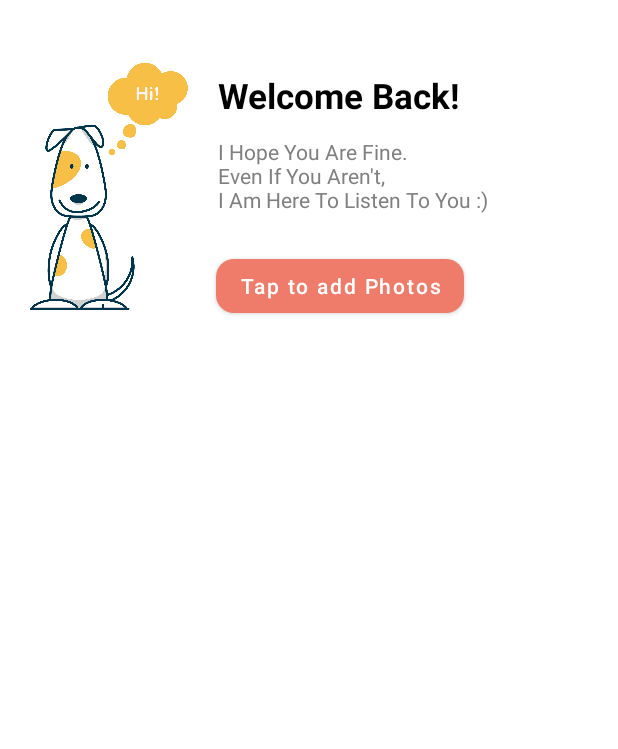
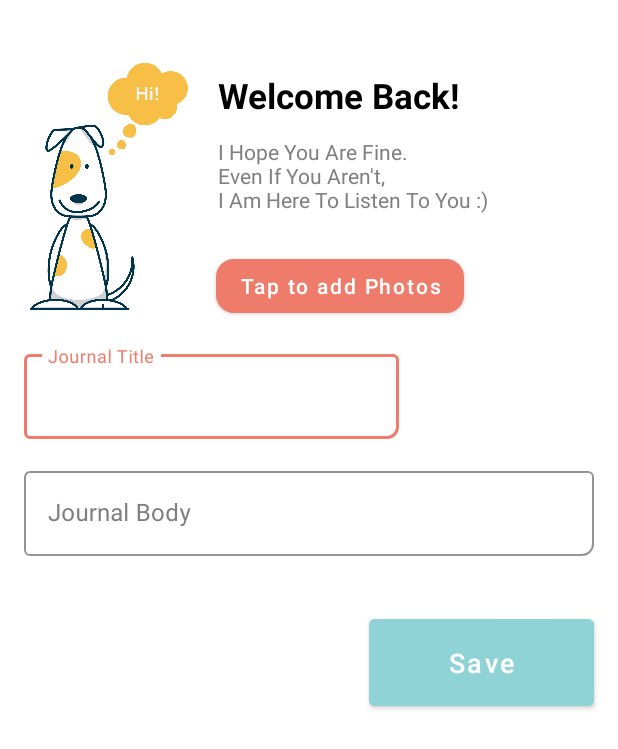
Before and after one commit to PrashannaR/myDailyJournal-, an Android app: the AddJournal screen opened directly, with no data from a screen before it, on a phone screen of 412 x 824 dp. Shown: the top 749 px of the screen. Run offline under Robolectric (Android 15) with nearby library versions, the light colour scheme and no system bars.

Commit message:
Saves Entry

```diff
--- a/app/src/main/java/com/example/mydailyjournal/AddJournal.java
+++ b/app/src/main/java/com/example/mydailyjournal/AddJournal.java
@@ -3,12 +3,29 @@ package com.example.mydailyjournal;
 import androidx.appcompat.app.AppCompatActivity;
 import androidx.appcompat.app.AppCompatDelegate;
 
+import android.content.Intent;
 import android.database.Cursor;
 import android.os.Bundle;
+import android.util.Log;
+import android.view.View;
+import android.widget.Button;
+import android.widget.CalendarView;
 import android.widget.TextView;
+import android.widget.Toast;
+
+import com.example.mydailyjournal.database.DBJournal;
+import com.example.mydailyjournal.model.Model;
+import com.google.android.material.textfield.TextInputLayout;
+
+import java.util.Calendar;
 
 
 public class AddJournal extends AppCompatActivity {
+
+    TextInputLayout titleInputLayout, bodyInputLayout;
+    Button btnSave;
+    Calendar calendar;
+    String date, time;
 
     @Override
     protected void onCreate(Bundle savedInstanceState) {
@@ -16,6 +33,45 @@ public class AddJournal extends AppCompatActivity {
         super.onCreate(savedInstanceState);
         setContentView(R.layout.activity_home_screen);
 
+        titleInputLayout = findViewById(R.id.titleInputLayout);
+        bodyInputLayout = findViewById(R.id.bodyInputLayout);
+
+        btnSave = findViewById(R.id.btnSave);
+
+        //get date and time
+        calendar = Calendar.getInstance();
+        date = calendar.get(Calendar.YEAR) + "/" + (calendar.get(Calendar.MONTH)+1) + "/" + calendar.get(Calendar.DAY_OF_MONTH);
+
+        time = pad(calendar.get(Calendar.HOUR)) + ":" + pad(calendar.get(Calendar.MINUTE));
+
+        btnSave.setOnClickListener(new View.OnClickListener() {
+            @Override
+            public void onClick(View view) {
+                String title = titleInputLayout.getEditText().getText().toString();
+                String body = bodyInputLayout.getEditText().getText().toString();
+
+                Model model = new Model(title, body, date, time);
+                DBJournal dbJournal = new DBJournal(AddJournal.this);
+                dbJournal.addJournal(model);
+                Toast.makeText(AddJournal.this, "Journal Successfully Saved", Toast.LENGTH_SHORT).show();
+
+                Intent intent = new Intent(AddJournal.this, MainActivity.class);
+                startActivity(intent);
+                finish();
+
+
+            }
+        });
+
+
 
     }
+
+    private String pad(int i) {
+        if (i < 10){
+            return "0"+i;
+        }else {
+            return String.valueOf(i);
+        }
+    }
 }
--- a/app/src/main/java/com/example/mydailyjournal/SeeJournal.java
+++ b/app/src/main/java/com/example/mydailyjournal/SeeJournal.java
@@ -1,14 +1,18 @@
 package com.example.mydailyjournal;
 
 import androidx.appcompat.app.AppCompatActivity;
+import androidx.recyclerview.widget.RecyclerView;
 
 import android.os.Bundle;
 
 public class SeeJournal extends AppCompatActivity {
+    RecyclerView recyclerView;
 
     @Override
     protected void onCreate(Bundle savedInstanceState) {
         super.onCreate(savedInstanceState);
         setContentView(R.layout.activity_see_journal);
+
+        recyclerView = findViewById(R.id.journalList);
     }
 }
--- a/app/src/main/res/layout/activity_home_screen.xml
+++ b/app/src/main/res/layout/activity_home_screen.xml
@@ -1,9 +1,15 @@
 <?xml version="1.0" encoding="utf-8"?>
-<androidx.constraintlayout.widget.ConstraintLayout xmlns:android="http://schemas.android.com/apk/res/android"
+<ScrollView
+    xmlns:android="http://schemas.android.com/apk/res/android"
     xmlns:app="http://schemas.android.com/apk/res-auto"
     xmlns:tools="http://schemas.android.com/tools"
     android:layout_width="match_parent"
-    android:layout_height="match_parent"
+    android:layout_height="wrap_content"
+>
+
+    <androidx.constraintlayout.widget.ConstraintLayout
+        android:layout_width="match_parent"
+        android:layout_height="wrap_content"
         tools:context=".AddJournal">
 
         <ImageView
@@ -50,4 +56,66 @@
             app:layout_constraintStart_toStartOf="parent"
             app:layout_constraintTop_toBottomOf="@+id/textView5" />
 
+        <com.google.android.material.textfield.TextInputLayout
+            android:id="@+id/titleInputLayout"
+            style="@style/Widget.MaterialComponents.TextInputLayout.OutlinedBox"
+            android:layout_width="250dp"
+            android:layout_height="wrap_content"
+            android:layout_marginStart="16dp"
+            android:layout_marginTop="16dp"
+            android:hint="@string/journal_title"
+            android:textColorHint="@color/grey"
+            app:boxCornerRadiusBottomEnd="8dp"
+            app:boxStrokeColor="@color/pink"
+            app:endIconMode="clear_text"
+            app:endIconTint="@color/black"
+            app:layout_constraintStart_toStartOf="parent"
+            app:layout_constraintTop_toBottomOf="@+id/btnPhoto">
+
+            <com.google.android.material.textfield.TextInputEditText
+                android:id="@+id/titleEditText"
+                android:layout_width="250dp"
+                android:layout_height="wrap_content"
+                android:nextFocusForward="@id/bodyEditText"
+                android:singleLine="true"
+                android:textColor="@color/black" />
+        </com.google.android.material.textfield.TextInputLayout>
+
+        <com.google.android.material.textfield.TextInputLayout
+            android:id="@+id/bodyInputLayout"
+            style="@style/Widget.MaterialComponents.TextInputLayout.OutlinedBox"
+            android:layout_width="380dp"
+            android:layout_height="wrap_content"
+            android:layout_marginTop="16dp"
+            android:hint="@string/journal_body"
+            android:textColorHint="@color/grey"
+            app:boxCornerRadiusBottomEnd="8dp"
+            app:boxStrokeColor="@color/pink"
+            app:endIconMode="clear_text"
+            app:endIconTint="@color/black"
+            app:layout_constraintEnd_toEndOf="parent"
+            app:layout_constraintStart_toStartOf="parent"
+            app:layout_constraintTop_toBottomOf="@+id/titleInputLayout">
+
+            <com.google.android.material.textfield.TextInputEditText
+                android:id="@+id/bodyEditText"
+                android:layout_width="380dp"
+                android:layout_height="wrap_content"
+                android:textColor="@color/black" />
+        </com.google.android.material.textfield.TextInputLayout>
+
+        <Button
+            android:id="@+id/btnSave"
+            android:layout_width="150dp"
+            android:layout_height="70dp"
+            android:layout_marginTop="36dp"
+            android:layout_marginEnd="16dp"
+            android:textSize="18sp"
+            android:text="@string/save"
+            android:textAllCaps="false"
+            android:backgroundTint="@color/green"
+            app:layout_constraintEnd_toEndOf="parent"
+            app:layout_constraintTop_toBottomOf="@+id/bodyInputLayout" />
+
     </androidx.constraintlayout.widget.ConstraintLayout>
+</ScrollView>
--- a/app/src/main/res/values/strings.xml
+++ b/app/src/main/res/values/strings.xml
@@ -23,4 +23,9 @@
     <string name="see_your_previous_journals">See Your Previous Journals</string>
     <string name="welcome_back">Welcome Back!</string>
     <string name="tap_to_add_photos">Tap to add Photos</string>
+    <string name="go_through_your_old_journals_nor_even_edit_them">Go Through Your Old Journals\nOr Even Edit Them</string>
+    <string name="title">Title</string>
+    <string name="journal_body">Journal Body</string>
+    <string name="journal_title">Journal Title</string>
+    <string name="save">Save</string>
 </resources>
```
Also changed, not shown: app/src/main/java/com/example/mydailyjournal/database/DBJournal.java (+18 -1 lines), app/src/main/java/com/example/mydailyjournal/model/Model.java (added, +71 -0 lines), app/src/main/res/layout/activity_see_journal.xml (+45 -0 lines), app/src/main/res/drawable/read.png (added). Lines whose indentation alone changed are shown as unchanged.
